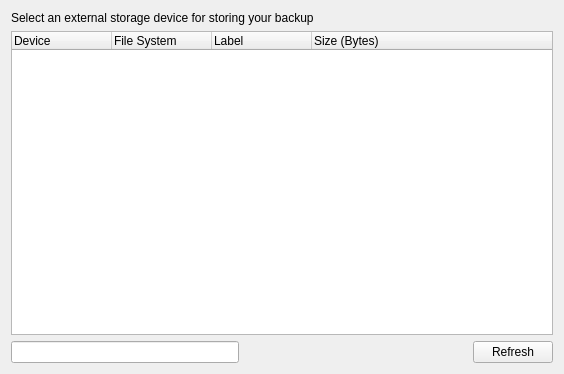
Qt form src/app/addbackupwizardpage1view.ui (flavio/kaveau) before a commit.
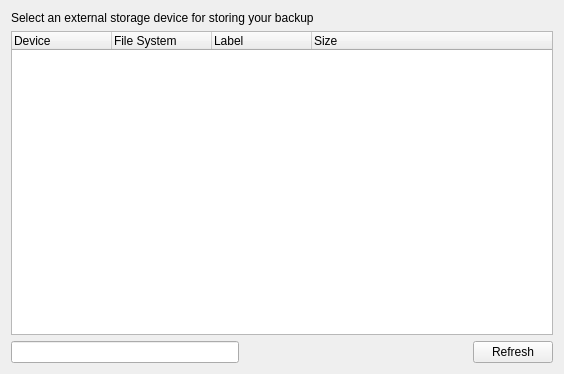
The same form after that commit.

What changed in the file:
```diff
--- a/src/app/addbackupwizardpage1view.ui
+++ b/src/app/addbackupwizardpage1view.ui
@@ -43,7 +43,7 @@
      </column>
      <column>
       <property name="text">
-       <string>Size (Bytes)</string>
+       <string>Size</string>
       </property>
      </column>
     </widget>
```
